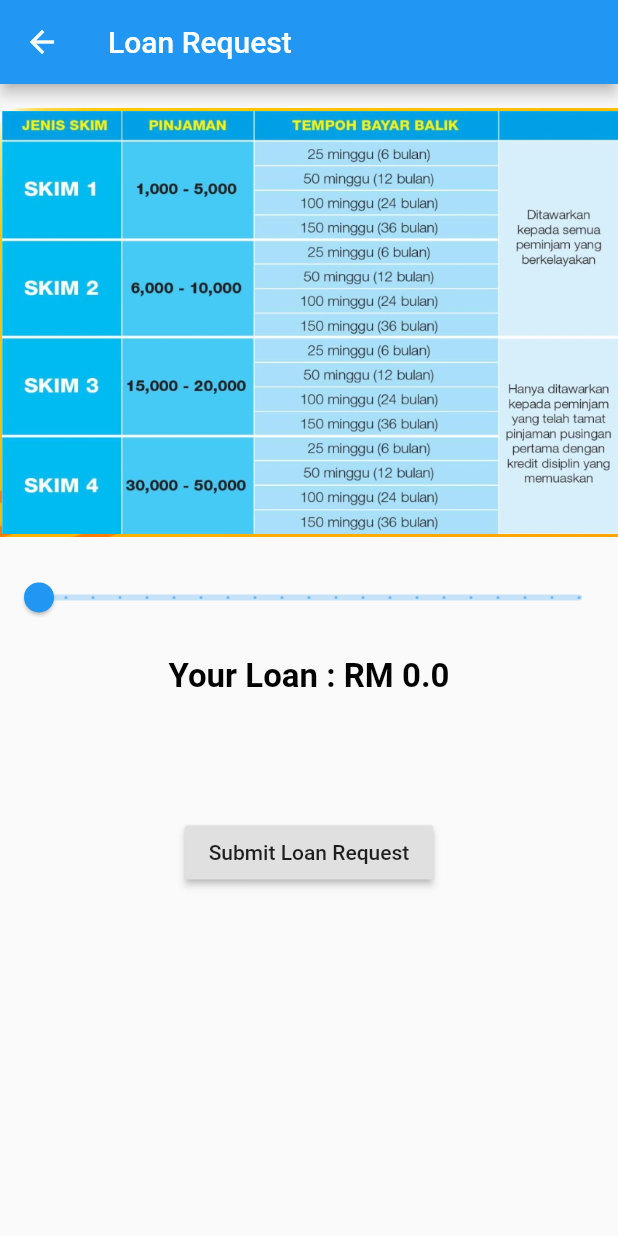
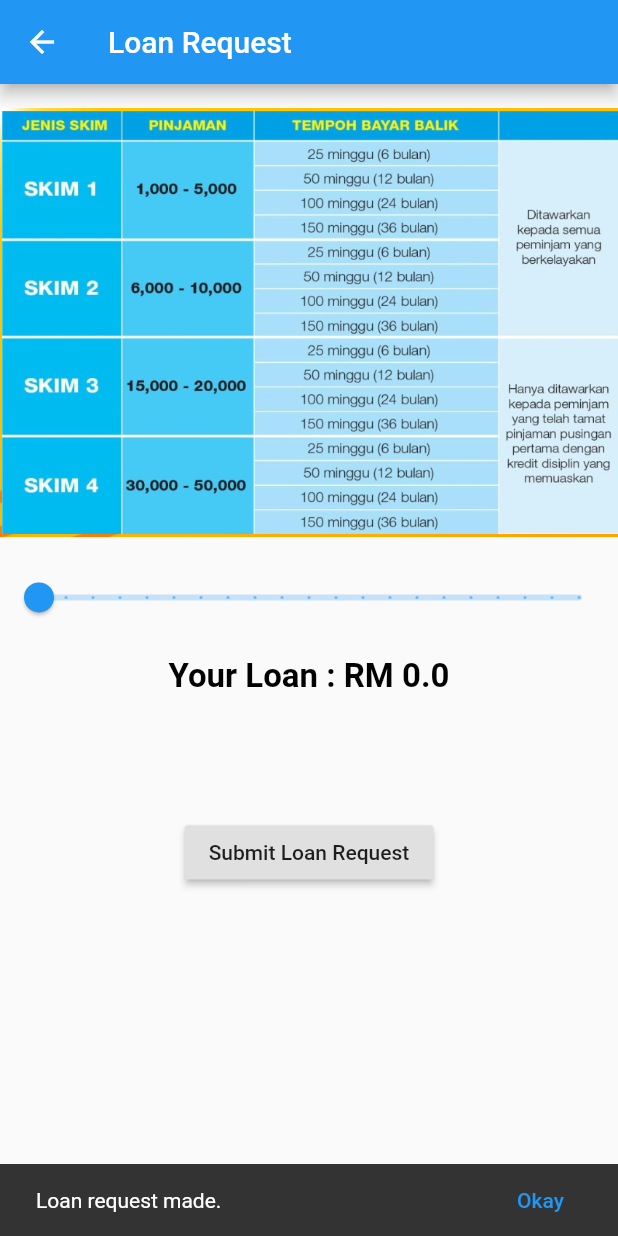
Before and after one commit to urwahr98/Hijrah, a Flutter app: the LoanPage screen opened directly, after a tap on "Submit Loan Request", on a phone screen of 412 x 824 dp. Run offline on Flutter 3.47's test engine with Material 2 defaults, Android fonts, the phone set to English and light mode, and no system bars; our stand-ins replace auto_size_text, cloud_firestore, firebase_auth; accounts and stored records are empty.

```diff
--- a/lib/loan_page.dart
+++ b/lib/loan_page.dart
@@ -1,10 +1,12 @@
 import 'package:firebase_auth/firebase_auth.dart';
 import 'package:flutter/material.dart';
 import 'package:hijrah/widgets/provider_widget.dart';
+import 'package:intl/intl.dart';
 
 class LoanPage extends StatefulWidget {
   @override
   _LoanPageState createState() => _LoanPageState();
+
 }
 
 class _LoanPageState extends State<LoanPage>{
@@ -14,14 +16,20 @@ class _LoanPageState extends State<LoanPage>{
   Widget build(BuildContext context) {
     return Scaffold(
       appBar: AppBar(title: Text('Loan Request'),),
-      body: SingleChildScrollView(
+      body: Builder(
+        builder: (context) => SingleChildScrollView(
         child: displayInfo(context),
+      ),
       ),
     );
     throw UnimplementedError();
   }
 
   Widget displayInfo(context){
+    var now = new DateTime.now();
+    var formatter = new DateFormat('dd-MM-yyyy');
+    String formattedDate = formatter.format(now);
+
     return Column(
       children: <Widget>[
         Padding(
@@ -65,8 +73,10 @@ class _LoanPageState extends State<LoanPage>{
                 .collection('userData')
                 .document(uid)
                 .collection('Loan')
-                .add({"amount": sliderValue, "status": "Pending",});
-
+                .add({"amount": sliderValue,
+                      "status": "Pending",
+                      "dateRequest": formattedDate});
+            _showToast(context);
           },
         ),
 
@@ -74,4 +84,18 @@ class _LoanPageState extends State<LoanPage>{
     );
   }
 
+  void _showToast(BuildContext context) {
+    final scaffold = Scaffold.of(context);
+    scaffold.showSnackBar(
+      SnackBar(
+        content: const Text('Loan request made.'),
+        action: SnackBarAction(
+            label: 'Okay',
+            onPressed: scaffold.hideCurrentSnackBar),
+      ),
+    );
+
+
+  }
+
 }
--- a/lib/profile_page.dart
+++ b/lib/profile_page.dart
@@ -66,8 +66,9 @@ class _ProfilePageState extends State<ProfilePage> {
               alignment: Alignment(0.0, 0.0),
               child: Column(
                 children: <Widget>[
-                  SizedBox(
-                    height: 200.0,
+                  Padding(
+                    padding: const EdgeInsets.only(top: 10.0),
+                    child: Icon(Icons.account_circle, size: 100),
                   ),
 
                   Padding(
--- a/pubspec.yaml
+++ b/pubspec.yaml
@@ -28,6 +28,7 @@ dependencies:
   cloud_firestore: 0.13.6
   image_picker: 0.6.7+1
   firebase_storage: 3.1.6
+  intl: ^0.16.1
 
 
   # The following adds the Cupertino Icons font to your application.
```
Also changed, not shown: lib/status_page.dart (+9 -3 lines), pubspec.lock, 3 other files.
